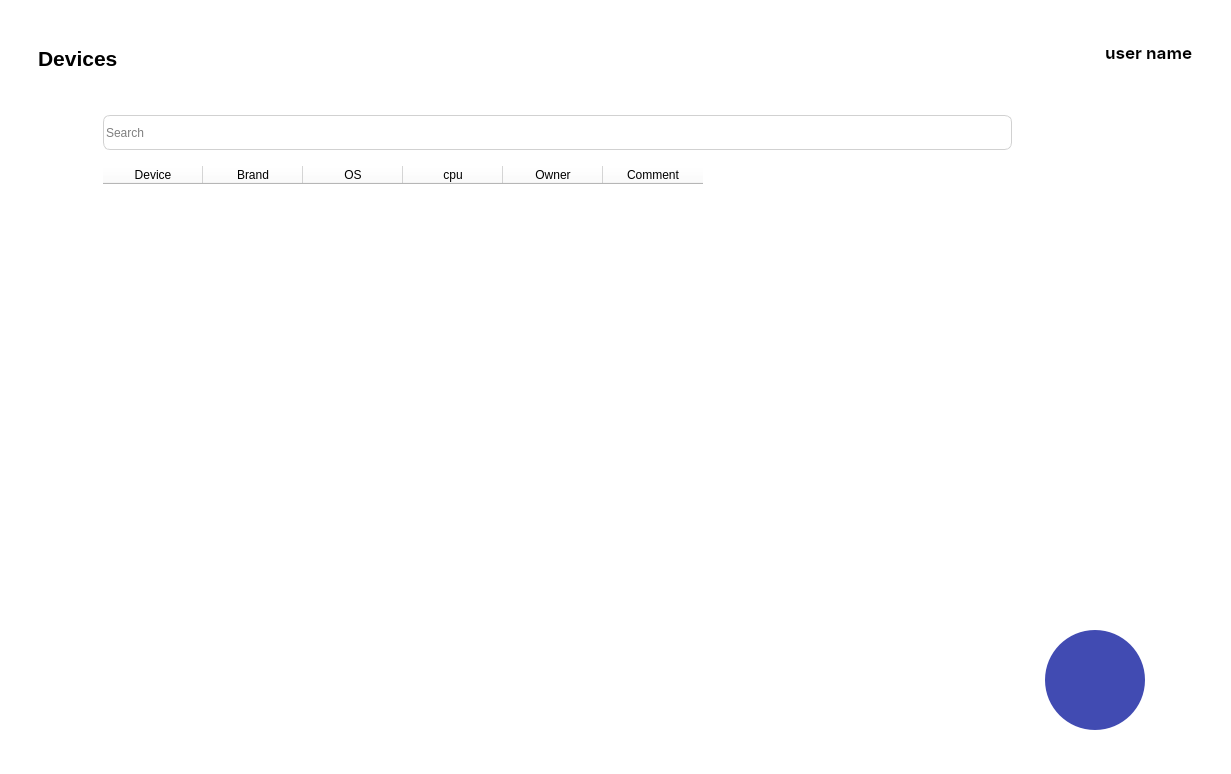
The window that layouts/devices_screen.ui (fedulovs/InventoryUI) describes before a commit, drawn with Qt 5.
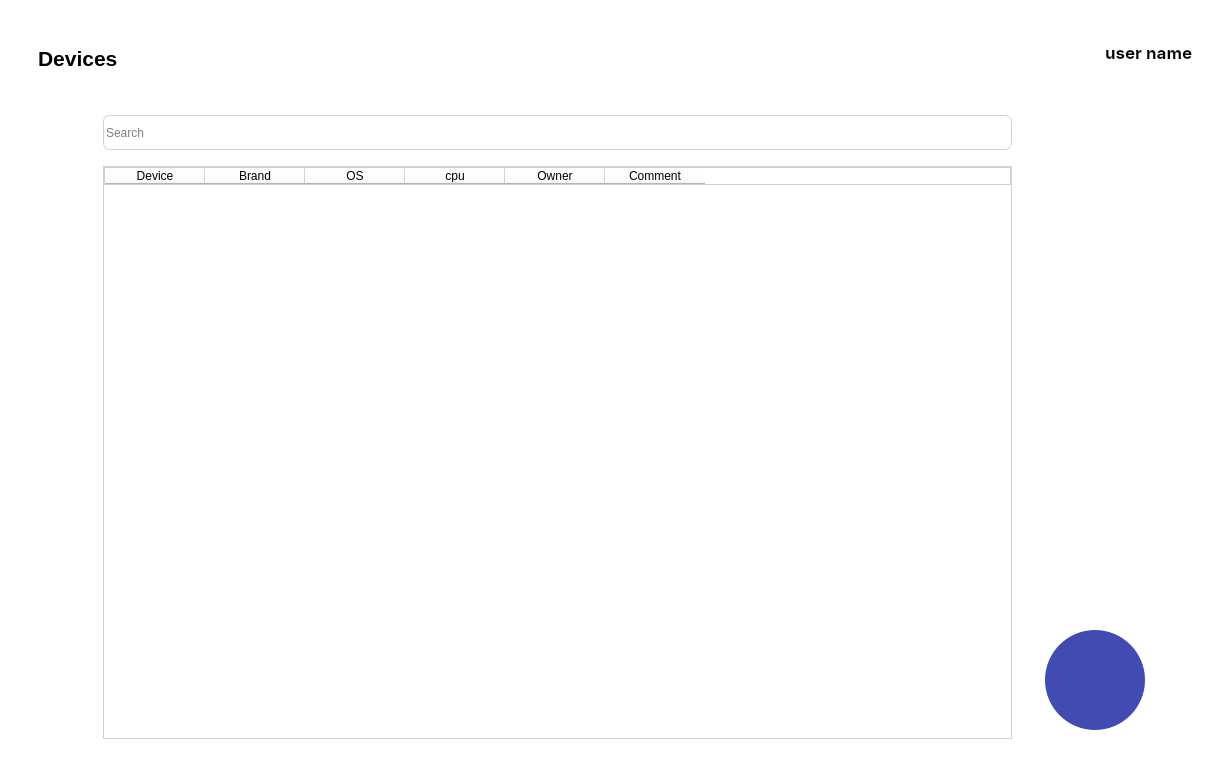
The same window after the commit. Icons and pictures are not drawn.

Commit message: Fix device list border

```diff
--- a/layouts/devices_screen.ui
+++ b/layouts/devices_screen.ui
@@ -482,7 +482,7 @@
             </size>
            </property>
            <property name="styleSheet">
-            <string notr="true">color: black;</string>
+            <string notr="true">color: black; border: 1px solid #D1D1D1; </string>
            </property>
            <property name="gridStyle">
             <enum>Qt::SolidLine</enum>
```
